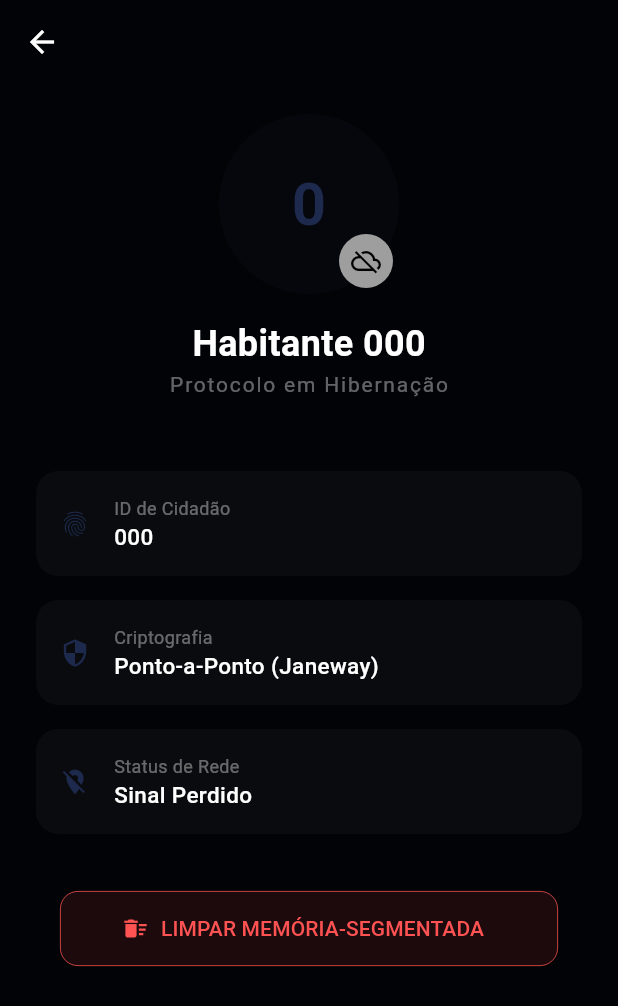
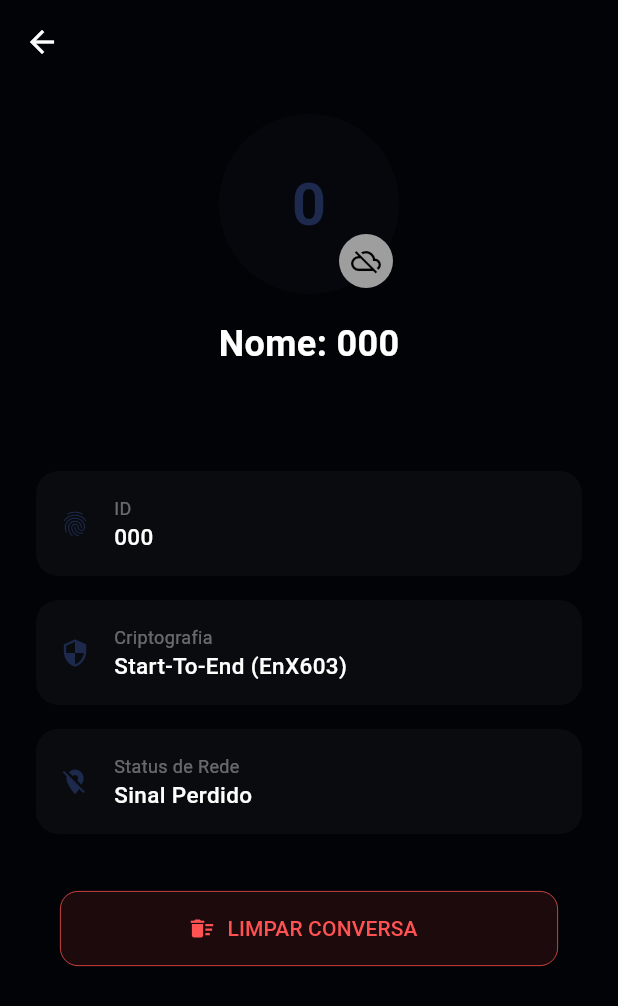
Before and after one commit to idbritoteixeira-oss/Pigeon, a Flutter app: the ProfileDweller screen opened by its route, on a phone screen of 412 x 824 dp. Shown: the top 1006 px of the screen. Run offline on Flutter 3.47's test engine with Material 3 defaults, Android fonts, the light colour scheme and no system bars; our stand-ins replace audioplayers, qr_flutter, shared_preferences, sqflite, vibration; accounts and stored records are empty; network calls fail.

Commit message:
refactor: despoluição geral, remoção de QR code e otimização de login

```diff
--- a/lib/pages/profile_dweller.dart
+++ b/lib/pages/profile_dweller.dart
@@ -81,11 +81,11 @@ class _ProfileDwellerState extends State<ProfileDweller> {
             ),
             const SizedBox(height: 16),
             Text(
-              "Habitante $peerId",
+              "Nome: $peerId",
               style: const TextStyle(color: Colors.white, fontSize: 24, fontWeight: FontWeight.bold),
             ),
             Text(
-              _checkingStatus ? "Verificando sinal..." : (_isOnline ? "Protocolo Pigeon Ativo" : "Protocolo em Hibernação"),
+              _checkingStatus ? "Verificando sinal..." : (_isOnline ? "Online" : " "),
               style: TextStyle(
                 color: _isOnline ? const Color(0xFF25D366) : Colors.white38,
                 fontSize: 14,
@@ -95,12 +95,12 @@ class _ProfileDwellerState extends State<ProfileDweller> {
 
             const SizedBox(height: 40),
 
-            _buildInfoTile(Icons.fingerprint, "ID de Cidadão", peerId),
-            _buildInfoTile(Icons.security, "Criptografia", "Ponto-a-Ponto (Janeway)"),
+            _buildInfoTile(Icons.fingerprint, "ID", peerId),
+            _buildInfoTile(Icons.security, "Criptografia", "Start-To-End (EnX603)"),
             _buildInfoTile(
               _isOnline ? Icons.location_on : Icons.location_off,
               "Status de Rede",
-              _isOnline ? "Conectado ao Setor EnX" : "Sinal Perdido"
+              _isOnline ? "Conectado ao EnX" : "Sinal Perdido"
             ),
 
             const SizedBox(height: 30),
@@ -116,7 +116,7 @@ class _ProfileDwellerState extends State<ProfileDweller> {
                   shape: RoundedRectangleBorder(borderRadius: BorderRadius.circular(12)),
                 ),
                 icon: const Icon(Icons.delete_sweep),
-                label: const Text("LIMPAR MEMÓRIA-SEGMENTADA"),
+                label: const Text("LIMPAR CONVERSA"),
                 onPressed: () => _confirmClearChat(context, peerId),
               ),
             ),
@@ -156,7 +156,7 @@ class _ProfileDwellerState extends State<ProfileDweller> {
       builder: (context) => AlertDialog(
         backgroundColor: EnXStyle.backgroundBlack,
         title: const Text("Limpar Conversa?", style: TextStyle(color: Colors.white)),
-        content: const Text("Isso apagará todas as mensagens locais com este habitante. Esta ação é irreversível.",
+        content: const Text("Isso apagará todas as mensagens locais. Esta ação é irreversível.",
           style: TextStyle(color: Colors.white54)),
         actions: [
           TextButton(onPressed: () => Navigator.pop(context), child: const Text("CANCELAR")),
```
Also changed, not shown: 1 other file.
